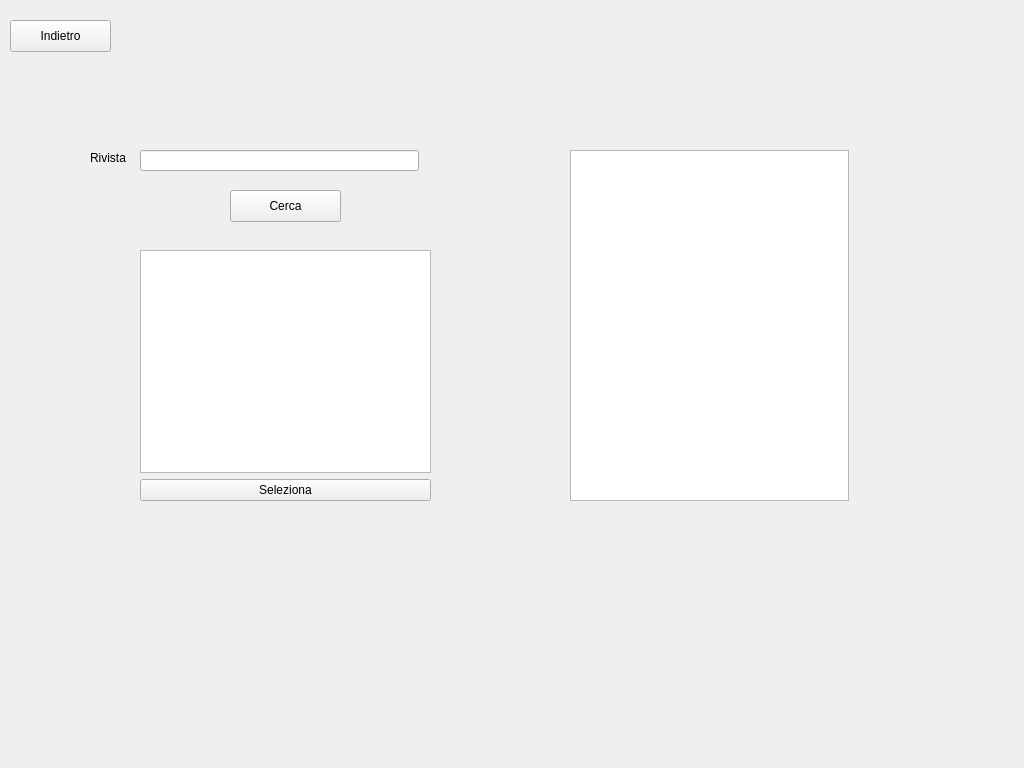
First picture: the form in Progetto/paginaarticolo.ui, repository marcovirgillo/ProgettoPO, before the edit.
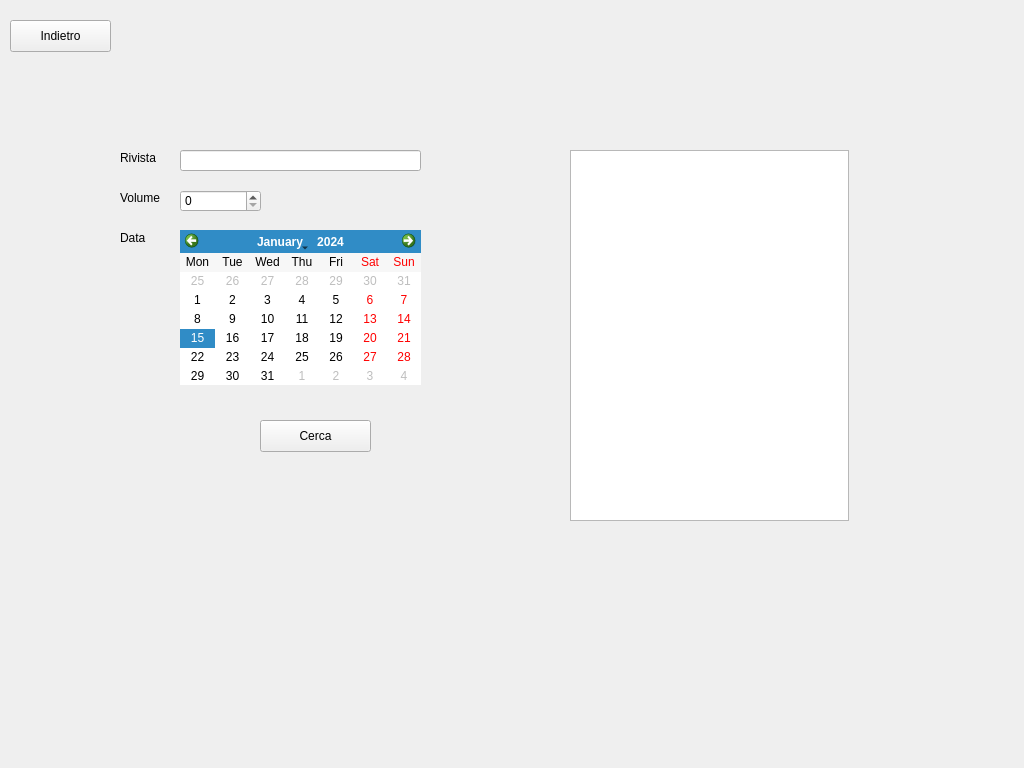
Second picture: the form after the edit. The open tabs and pages were chosen to show the change.

Patch:
```diff
--- a/Progetto/paginaarticolo.ui
+++ b/Progetto/paginaarticolo.ui
@@ -473,33 +473,11 @@
     </widget>
    </widget>
    <widget class="QWidget" name="pageVisualizzaArticoliRivista">
-    <widget class="QWidget" name="layoutWidget_2">
-     <property name="geometry">
-      <rect>
-       <x>140</x>
-       <y>250</y>
-       <width>291</width>
-       <height>251</height>
-      </rect>
-     </property>
-     <layout class="QVBoxLayout" name="verticalLayout_7">
-      <item>
-       <widget class="QListWidget" name="page4_listRiviste"/>
-      </item>
-      <item>
-       <widget class="QPushButton" name="page4_buttonSeleziona">
-        <property name="text">
-         <string>Seleziona</string>
-        </property>
-       </widget>
-      </item>
-     </layout>
-    </widget>
     <widget class="QPushButton" name="page4_buttonCerca">
      <property name="geometry">
       <rect>
-       <x>230</x>
-       <y>190</y>
+       <x>260</x>
+       <y>420</y>
        <width>111</width>
        <height>32</height>
       </rect>
@@ -514,7 +492,7 @@
        <x>570</x>
        <y>150</y>
        <width>279</width>
-       <height>351</height>
+       <height>371</height>
       </rect>
      </property>
     </widget>
@@ -534,9 +512,9 @@
     <widget class="QLineEdit" name="page4_NomeRivista">
      <property name="geometry">
       <rect>
-       <x>140</x>
+       <x>180</x>
        <y>150</y>
-       <width>279</width>
+       <width>241</width>
        <height>21</height>
       </rect>
      </property>
@@ -544,7 +522,7 @@
     <widget class="QLabel" name="page4_labelRivista">
      <property name="geometry">
       <rect>
-       <x>90</x>
+       <x>120</x>
        <y>150</y>
        <width>41</width>
        <height>16</height>
@@ -554,6 +532,67 @@
       <string>Rivista</string>
      </property>
     </widget>
+    <widget class="QLabel" name="page4_labelVolume">
+     <property name="geometry">
+      <rect>
+       <x>120</x>
+       <y>190</y>
+       <width>51</width>
+       <height>16</height>
+      </rect>
+     </property>
+     <property name="text">
+      <string>Volume</string>
+     </property>
+    </widget>
+    <widget class="QSpinBox" name="page4_VolumeRivista">
+     <property name="geometry">
+      <rect>
+       <x>180</x>
+       <y>190</y>
+       <width>81</width>
+       <height>22</height>
+      </rect>
+     </property>
+     <property name="maximum">
+      <number>50000</number>
+     </property>
+    </widget>
+    <widget class="QLabel" name="page4_labelData">
+     <property name="geometry">
+      <rect>
+       <x>120</x>
+       <y>230</y>
+       <width>41</width>
+       <height>16</height>
+      </rect>
+     </property>
+     <property name="text">
+      <string>Data</string>
+     </property>
+    </widget>
+    <widget class="QCalendarWidget" name="page4_Data">
+     <property name="geometry">
+      <rect>
+       <x>180</x>
+       <y>230</y>
+       <width>241</width>
+       <height>155</height>
+      </rect>
+     </property>
+     <property name="autoFillBackground">
+      <bool>true</bool>
+     </property>
+     <property name="verticalHeaderFormat">
+      <enum>QCalendarWidget::NoVerticalHeader</enum>
+     </property>
+     <property name="navigationBarVisible">
+      <bool>true</bool>
+     </property>
+     <property name="dateEditEnabled">
+      <bool>true</bool>
+     </property>
+    </widget>
    </widget>
   </widget>
  </widget>
```
Left out of the diff: 12 changed lines with no effect on the pictures.
